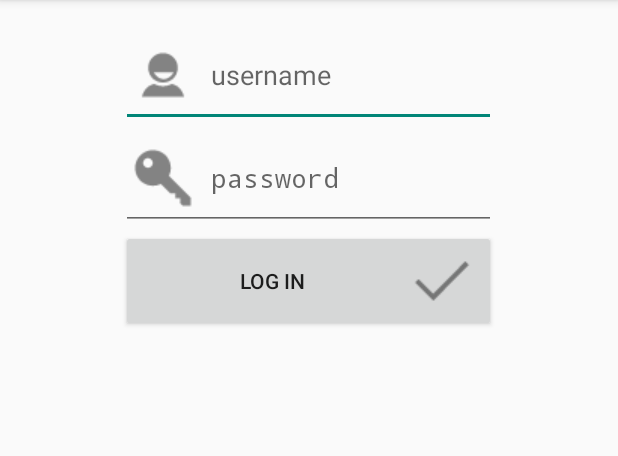
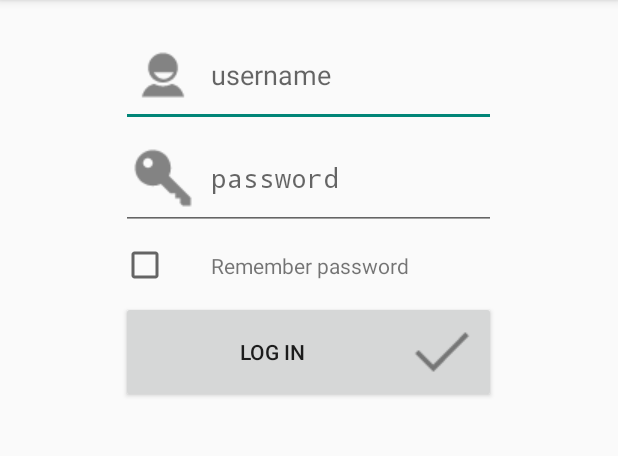
Before and after one commit to xiebj/PbSystem, an Android app: the screen it shows after launch (LoginActivity), on a phone screen of 412 x 824 dp, the part 84-540 px from its top. Run offline under Robolectric (Android 15) with nearby library versions, the phone set to English and light mode, and no system bars.

```diff
--- a/app/build.gradle
+++ b/app/build.gradle
@@ -20,5 +20,5 @@ android {
 }
 
 dependencies {
-    compile fileTree(dir: 'libs', include: ['*.jar'])
+    compile 'com.android.support:support-v4:24.0.0-alpha2'
 }
--- a/app/src/main/AndroidManifest.xml
+++ b/app/src/main/AndroidManifest.xml
@@ -16,6 +16,10 @@
                 <category android:name="android.intent.category.LAUNCHER" />
             </intent-filter>
         </activity>
+        <activity
+            android:name=".MainActivity"
+            android:label="@string/title_activity_main" >
+        </activity>
     </application>
 
 </manifest>
--- a/app/src/main/res/layout/activity_login.xml
+++ b/app/src/main/res/layout/activity_login.xml
@@ -7,12 +7,6 @@
     android:layout_marginTop="16dp"
     >
 
-    <LinearLayout
-        android:id="@+id/adLayout"
-        android:layout_width="match_parent"
-        android:layout_height="wrap_content"
-        android:orientation="horizontal" >
-    </LinearLayout>
     <EditText
         android:id="@+id/username"
         android:layout_width="match_parent"
@@ -32,8 +26,23 @@
         android:drawableLeft="@drawable/ic_action_accounts"
         android:drawablePadding="8dp"
         />
+    <TableLayout
+        android:layout_width="match_parent"
+        android:layout_height="wrap_content">
+        <TableRow>
+            <CheckBox
+                android:id="@+id/remember_pass"
+                android:layout_height="wrap_content"
+                android:padding="14dp"
+                />
+            <TextView
+                android:layout_height="wrap_content"
+                android:text="Remember password"
+                />
+        </TableRow>
+    </TableLayout>
     <Button
-        android:id="@+id/button"
+        android:id="@+id/login_button"
         android:layout_width="match_parent"
         android:layout_height="wrap_content"
         android:text="@string/log_in"
--- a/app/src/main/res/values/dimens.xml
+++ b/app/src/main/res/values/dimens.xml
@@ -2,4 +2,5 @@
     <!-- Default screen margins, per the Android Design guidelines. -->
     <dimen name="activity_horizontal_margin">16dp</dimen>
     <dimen name="activity_vertical_margin">16dp</dimen>
+    <dimen name="frame_height">0dp</dimen>
 </resources>
```
Also changed, not shown: app/src/main/res/values/strings.xml (+8 -1 lines), app/src/main/res/values/styles.xml (+30 -0 lines), 1 other file.
